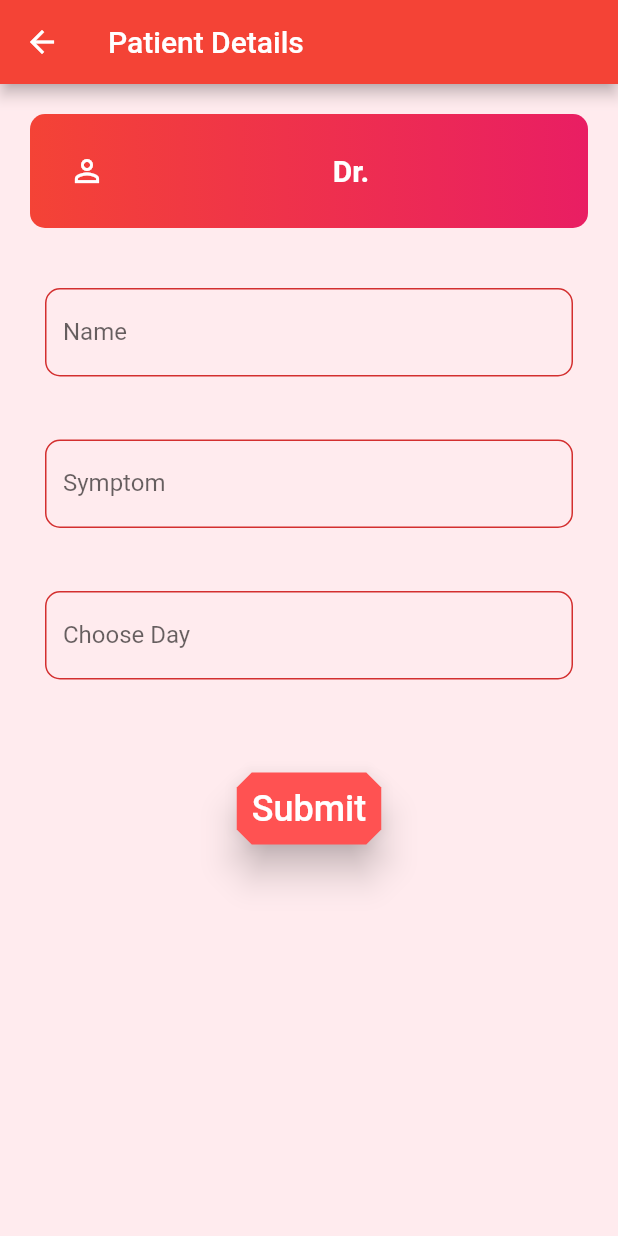
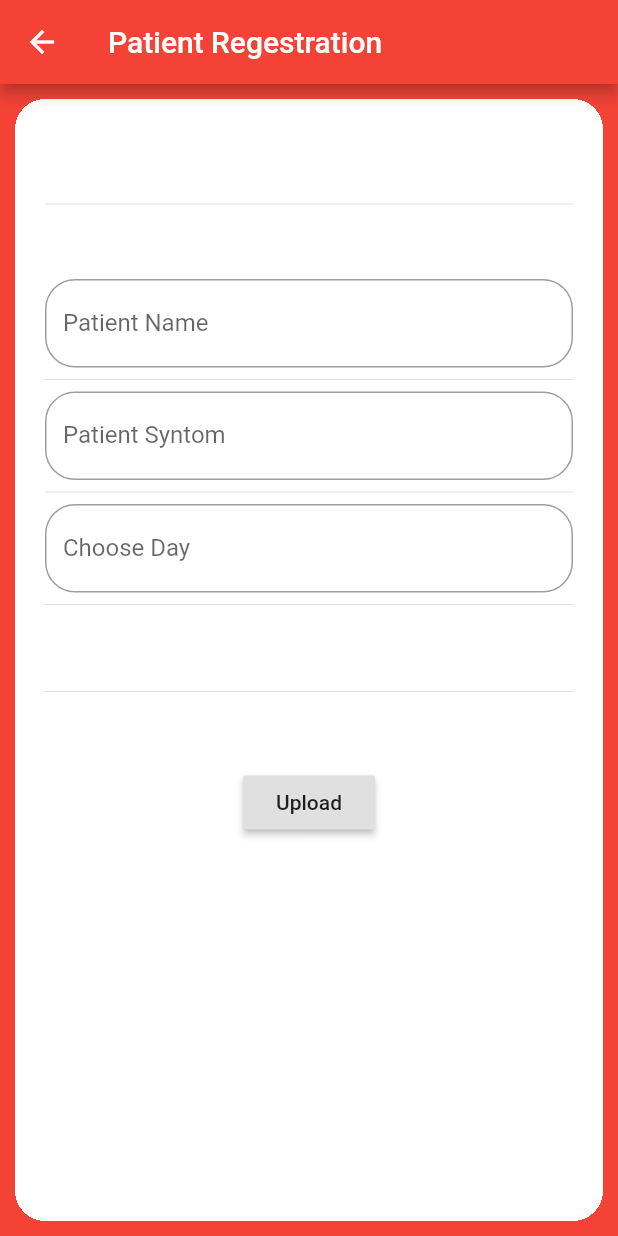
Before and after one commit to samrat19/HealthApp_ClientSide, a Flutter app: the PatientDetail screen opened directly with empty values, on a phone screen of 412 x 824 dp. Run offline on Flutter 3.47's test engine with Material 2 defaults, Android fonts, the phone set to English and light mode, and no system bars; our stand-ins replace cloud_firestore; missing offline and left inert: flutter_webview_plugin; accounts and stored records are empty.

Commit message:
changes done

```diff
--- a/lib/Model/board.dart
+++ b/lib/Model/board.dart
@@ -8,8 +8,7 @@ class Board extends StatelessWidget {
   Board(this.notice, this.notice_id, this.date);
   @override
   Widget build(BuildContext context) {
-    return GestureDetector(
-          child: ClipRRect(
+    return ClipRRect(
       borderRadius: BorderRadius.circular(20.0),
       clipBehavior: Clip.hardEdge,
       child: Container(
@@ -45,7 +44,6 @@ class Board extends StatelessWidget {
               )
             ],
           )),
-      ),
     );
   }
 }
--- a/lib/Outline/patientPage.dart
+++ b/lib/Outline/patientPage.dart
@@ -1,203 +1,143 @@
 import 'package:flutter/material.dart';
-import 'package:firebase_database/firebase_database.dart';
-import 'package:firebase_core/firebase_core.dart';
+import 'package:cloud_firestore/cloud_firestore.dart';
+import 'dart:async';
+import 'package:flutter/cupertino.dart';
 
-final FirebaseOptions firebaseOptions = FirebaseOptions(
-  googleAppID: '1:880059936692:android:9fe8119f51d79cd1',
-  apiKey: 'AIzaSyBn_-dHAZgz14RcsWK6dpSYkZC6g9NJcbU',
-  databaseURL: 'https://esd-hospital-mangement.firebaseio.com',
-);
-//ager repo r json ta khule dekho na kothay achhe. ami lebu khachhi ok
 class PatientDetail extends StatefulWidget {
   final String d_name;
   final String doc_date;
 
-  PatientDetail(this.d_name,this.doc_date);
+  PatientDetail(this.d_name, this.doc_date);
 
   @override
-  _PatientDetailState createState() => _PatientDetailState(this.d_name,this.doc_date);
+  _PatientDetailState createState() =>
+      _PatientDetailState(this.d_name, this.doc_date);
 }
 
 class _PatientDetailState extends State<PatientDetail> {
-
-  List<Item> items = List();
-  Item item;
-  DatabaseReference databaseReference;
-
-  final GlobalKey<FormState> formkey = GlobalKey<FormState>();
-
-  @override
-  void initState() {
-    super.initState();
-    item = Item(""," ",  " ",doc_date,d_name);
-
-    databaseReference = FirebaseDatabase.instance.reference().child("Patient_Details");
-  }
-
-  void handleSummit(){
-
-    final FormState formState = formkey.currentState;
-
-    if(formState.validate()){
-      formState.save();
-      formState.reset();
-      databaseReference.push().set(item.toJson());
-    }
-  }
-
   final String d_name;
   final String doc_date;
 
-  _PatientDetailState(this.d_name,this.doc_date);
+  _PatientDetailState(this.d_name, this.doc_date);
 
+  TextEditingController patientName = TextEditingController();
+  TextEditingController patientSyntom = TextEditingController();
+  TextEditingController appointmentDay = TextEditingController();
+
+  CollectionReference collectionReference;
+  DocumentReference databaseRefference;
+  List<DocumentSnapshot> patientDetails;
+  StreamSubscription<QuerySnapshot> streamSubscription;
+
+  String pName;
+  String pSyn;
+  String dName;
+  String pDay;
+
+  // @override
+  // void initState() {
+  //   super.initState();
+  //   collectionReference = Firestore.instance.collection("Appointments");
+  //   streamSubscription = collectionReference.snapshots().listen((data) {
+  //     setState(() {
+  //       patientDetails = data.documents;
+  //     });
+  //   });
+  // }
+
+  @override
+  void dispose() {
+    super.dispose();
+    streamSubscription.cancel();
+  }
+
+  void uploadnotice() {
+    pName = patientName.text;
+    pSyn = patientSyntom.text;
+    dName = this.d_name;
+    pDay = appointmentDay.text;
+
+    Map<String, String> patientData = <String, String>{
+      "patient_name": pName,
+      "patient_syntom": pSyn,
+      "doctor_name": dName,
+      "appointment_day": pDay,
+    };
+    DocumentReference user =
+        Firestore.instance.document("AppointmentData/$pName+$pDay");
+    user.setData(patientData).whenComplete(() {});
+  }
 
   @override
   Widget build(BuildContext context) {
     return Scaffold(
-      resizeToAvoidBottomPadding: false,
       appBar: AppBar(
+        title: Text("Patient Regestration"),
         backgroundColor: Colors.red,
-        title: Text("Patient Details"),
       ),
-      backgroundColor: Colors.red[50],
-      body: ListView(
+      body: Container(
+        color: Colors.red,
+        padding: EdgeInsets.all(10.0),
+        child: ClipRRect(
+          borderRadius: BorderRadius.circular(20.0),
+          clipBehavior: Clip.hardEdge,
+                  child: Container(
+            padding: EdgeInsets.all(20.0),
+            color: Colors.white,
+            child: Form(
+              child: ListView(
                 children: <Widget>[
-            _docTile(d_name),
-            Container(
-              margin: EdgeInsets.fromLTRB(20.0, 10.0, 20.0, 20.0),
-              padding: EdgeInsets.all(10.0),
-              child: Form(
-                key: formkey,
-                autovalidate: true,
-                child: Column(
+                  Divider(height: 100.0,),
+                  Column(
                     children: <Widget>[
                       TextFormField(
+                        controller: patientName,
+                        keyboardType: TextInputType.text,
                         decoration: InputDecoration(
-                        labelText: "Name",
-                        hintText: "Enter Name e.g. Alex Smith",
+                            labelText: "Patient Name",
+                            hintText: "Enter the patient Name",
                             border: OutlineInputBorder(
-                            borderRadius: BorderRadius.circular(10.0),
+                                borderRadius: BorderRadius.circular(20.0),
                                 borderSide: BorderSide(
-                                color: Colors.redAccent,
-                                width: 2.0
-                            )
+                                    style: BorderStyle.solid, width: 4.0))),
                       ),
+                      Divider(),
+                      TextFormField(
+                        controller: patientSyntom,
+                        keyboardType: TextInputType.text,
+                        decoration: InputDecoration(
+                            labelText: "Patient Syntom",
+                            border: OutlineInputBorder(
+                                borderRadius: BorderRadius.circular(20.0),
+                                borderSide: BorderSide(
+                                    style: BorderStyle.solid, width: 4.0))),
                       ),
-                      onSaved: (val) => item.title = val,
-                      validator: (val) => val == "" ? val : null,
-                      obscureText: false,
+                      Divider(),
+                      TextFormField(
+                        controller: appointmentDay,
                         keyboardType: TextInputType.text,
-                    ),
-                    SizedBox(height: 20.0,),
-                    TextFormField(
-                      decoration: InputDecoration(
-                          labelText: "Symptom",
-                          hintText: "Enter Symptom e.g. Back Pain",
-                          border: OutlineInputBorder(
-                              borderRadius: BorderRadius.circular(10.0),
-                              borderSide: BorderSide(
-                                  color: Colors.redAccent,
-                                  width: 2.0
-                              )
-                          )
-                      ),
-                      onSaved: (val) => item.body = val,
-                      validator: (val) => val == "" ? val : null,
-                      obscureText: false,
-                      keyboardType: TextInputType.text,
-                    ),
-                    SizedBox(height: 20.0,),
-                    TextFormField(
                         decoration: InputDecoration(
                             labelText: "Choose Day",
                             hintText: "choose from ${this.doc_date}",
                             border: OutlineInputBorder(
-                              borderRadius: BorderRadius.circular(10.0),
+                                borderRadius: BorderRadius.circular(20.0),
                                 borderSide: BorderSide(
-                                  color: Colors.redAccent,
-                                  width: 2.0
-                              )
-                          )
+                                    style: BorderStyle.solid, width: 4.0))),
                       ),
-                      onSaved: (val) => item.body = val,
-                      validator: (val) => val == "" ? val : null,
-                      obscureText: false,
-                      keyboardType: TextInputType.text,
-                    ),
-                    Padding(
-                      padding: const EdgeInsets.all(40.0),
-                      child: RaisedButton(
-                        padding: EdgeInsets.all(10.0),
-                        color: Colors.redAccent,
-                        splashColor: Colors.pinkAccent,
-                        elevation: 10.0,
-                        shape: BeveledRectangleBorder(
-                          borderRadius: BorderRadius.circular(10.0),
-                        ),
-                        child: Text(
-                          "Submit",
-                          style: TextStyle(color: Colors.white, fontSize: 24.0),
-                        ),
-                        onPressed: handleSummit,
-                      ),
+                      Divider(),
+                      Divider(height: 100.0,),
+                      RaisedButton(
+                        child: Text("Upload"),
+                        onPressed: uploadnotice
                       )
                     ],
                   ),
+                ],
+              ),
+            ),
           ),
         )
-          ]
       ),
     );
   }
-
-  Widget _docTile(String name) => Container(
-    margin: EdgeInsets.all(20.0),
-    padding: EdgeInsets.all(10.0),
-    decoration: BoxDecoration(
-      color: Colors.red,
-      gradient: LinearGradient(
-        colors: [Colors.red, Colors.pink],
-      ),
-      borderRadius: BorderRadius.circular(10.0),
-    ),
-    child: ListTile(
-      leading: Icon(Icons.person_outline, color: Colors.white,),
-      title: Text(
-        "Dr. $name",
-        textAlign: TextAlign.center,
-        style: TextStyle(
-          fontSize: 20.0,
-          fontWeight: FontWeight.bold,
-          color: Colors.white,
-        ),
-      ),
-    ),
-  );
 }
-
-class Item{
-
-  String key;
-  String title;
-  String body;
-  String day;
-  String doctor;
-
-  Item(this.key, this.title, this.body,this.day, this.doctor);
-
-  Item.fromSnapshot(DataSnapshot datasnapshot) :
-        key = datasnapshot.key,
-        title = datasnapshot.value["title"],
-        body = datasnapshot.value["body"],
-        day = datasnapshot.value["day"],
-        doctor = datasnapshot.value["doctor"];
-
-  toJson(){
-    return{
-      "Patient's name" : title,
-      "Patient's symptom(s)" : body,
-      "Visiting day" : day,
-      "Doctor's name" : doctor ,
-    };
-  }
-}
```
Also changed, not shown: lib/Model/doctorModel.dart (+6 -22 lines), lib/main.dart (+3 -59 lines), pubspec.yaml (+5 -3 lines), pubspec.lock, 8 other files. Lines whose indentation alone changed are shown as unchanged.
